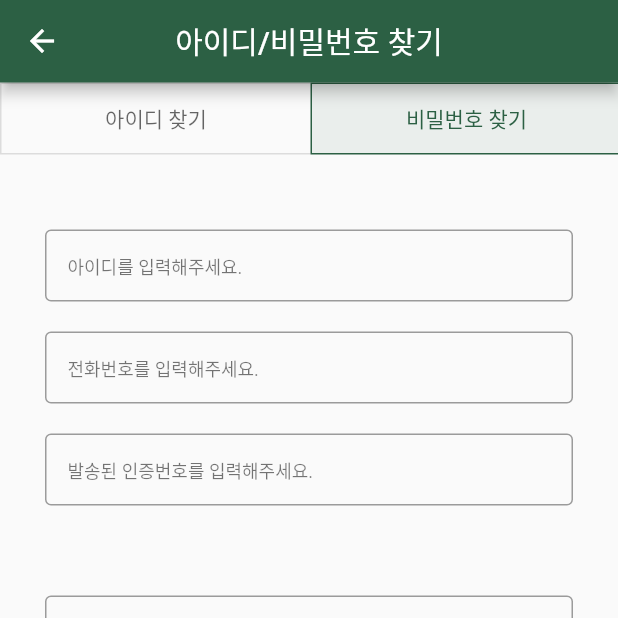
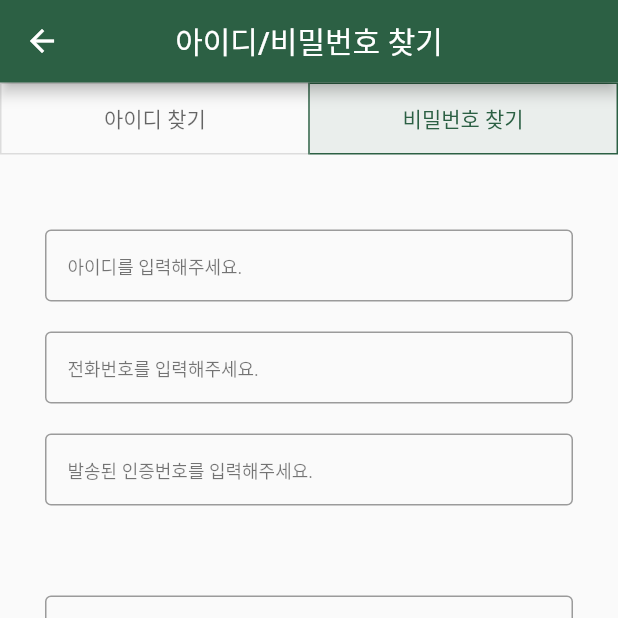
Before and after one commit to hyundo0328/DongguBat, a Flutter app: the FindIDPW screen opened directly, after a tap on "비밀번호 찾기", on a phone screen of 412 x 824 dp, the top half of it. Run offline on Flutter 3.47's test engine with Material 2 defaults, Android fonts, the phone set to English and light mode, and no system bars; our stand-ins replace carousel_slider, geolocator.

Commit message:
맞춤 페이지, 아이디 찾기 페이지 수정

```diff
--- a/lib/login/find_IDPW.dart
+++ b/lib/login/find_IDPW.dart
@@ -27,13 +27,9 @@ class _FindIDPWState extends State<FindIDPW> {
           preferredSize: Size.fromHeight(55.0), // AppBar의 원하는 높이로 설정
           child: WidgetAppBar(title: "아이디/비밀번호 찾기"),
         ),
-        body: Align(
-          child: Flexible(
-            flex: 1,
-            fit: FlexFit.loose,
-            child: Column(
-              mainAxisSize: MainAxisSize.max,
-              children: [
+          body: Column(
+            mainAxisSize: MainAxisSize.max,
+            children: [
                 ToggleButtons(
                   color: Colors.black.withOpacity(0.60),
                   selectedColor: Color.fromARGB(255, 44, 96, 68),
@@ -64,12 +60,14 @@ class _FindIDPWState extends State<FindIDPW> {
                   children: <Widget>[
                     Container(
                       width:
-                          MediaQuery.of(context).size.width / 2, // 화면 가로 크기의 절반
+                          (MediaQuery.of(context).size.width - 3) /
+                        2, // 화면 가로 크기의 절반
                       child: Center(child: Text('아이디 찾기')),
                     ),
                     Container(
                       width:
-                          MediaQuery.of(context).size.width / 2, // 화면 가로 크기의 절반
+                          (MediaQuery.of(context).size.width - 3) /
+                        2, // 화면 가로 크기의 절반
                       child: Center(child: Text('비밀번호 찾기')),
                     ),
                   ],
@@ -77,10 +75,64 @@ class _FindIDPWState extends State<FindIDPW> {
                 Expanded(
                   child: pages[selectedPageIndex],
                 ),
-              ],
-            ),
-          ),
-        ),
+            ],
+          )
+          // Align(
+          //   child: Flexible(
+          //     flex: 1,
+          //     fit: FlexFit.loose,
+          //     child: Column(
+          //       mainAxisSize: MainAxisSize.max,
+          //       children: [
+          // ToggleButtons(
+          //   color: Colors.black.withOpacity(0.60),
+          //   selectedColor: Color.fromARGB(255, 44, 96, 68),
+          //   selectedBorderColor: Color.fromARGB(255, 44, 96, 68),
+          //   fillColor: Color.fromARGB(255, 44, 96, 68).withOpacity(0.08),
+          //   splashColor:
+          //       Color.fromARGB(255, 44, 96, 68).withOpacity(0.12),
+          //   hoverColor: Color.fromARGB(255, 44, 96, 68).withOpacity(0.04),
+          //   // borderRadius: BorderRadius.circular(4.0),
+
+          //   constraints: BoxConstraints(minHeight: 40.0),
+          //   isSelected: [selectedPageIndex == 0, selectedPageIndex == 1],
+          //   onPressed: (int newIndex) {
+          //     setState(() {
+          //       // 토글 버튼 상태 업데이트
+          //       for (int buttonIndex = 0;
+          //           buttonIndex < isSelected.length;
+          //           buttonIndex++) {
+          //         if (buttonIndex == newIndex) {
+          //           isSelected[buttonIndex] = true;
+          //         } else {
+          //           isSelected[buttonIndex] = false;
+          //         }
+          //       }
+          //       selectedPageIndex = newIndex;
+          //     });
+          //   },
+          //   children: <Widget>[
+          //     Container(
+          //       width:
+          //           (MediaQuery.of(context).size.width - 3) /
+          //           2, // 화면 가로 크기의 절반
+          //       child: Center(child: Text('아이디 찾기')),
+          //     ),
+          //     Container(
+          //       width:
+          //           (MediaQuery.of(context).size.width - 3) /
+          //           2, // 화면 가로 크기의 절반
+          //       child: Center(child: Text('비밀번호 찾기')),
+          //     ),
+          //   ],
+          // ),
+          // Expanded(
+          //   child: pages[selectedPageIndex],
+          // ),
+          //       ],
+          //     ),
+          //   ),
+          // ),
       ),
     );
   }
--- a/lib/login/recommand.dart
+++ b/lib/login/recommand.dart
@@ -127,7 +127,7 @@ class _RecommandPageState extends State<RecommandPage> {
                             borderRadius:
                                 BorderRadius.circular(4.0), // 테두리의 radius 값
                             child: Image.asset(
-                              'assets/health.jpeg',
+                              'assets/heart.jpg',
                               width:
                                   (MediaQuery.of(context).size.width - 80) / 3,
                               height: 170,
@@ -299,7 +299,7 @@ class _RecommandPageState extends State<RecommandPage> {
                             borderRadius:
                                 BorderRadius.circular(4.0), // 테두리의 radius 값
                             child: Image.asset(
-                              'assets/book.jpeg',
+                              'assets/support.jpg',
                               width:
                                   (MediaQuery.of(context).size.width - 80) / 3,
                               height: 170,
```
Also changed, not shown: assets/heart.jpg (added), 1 other file.
